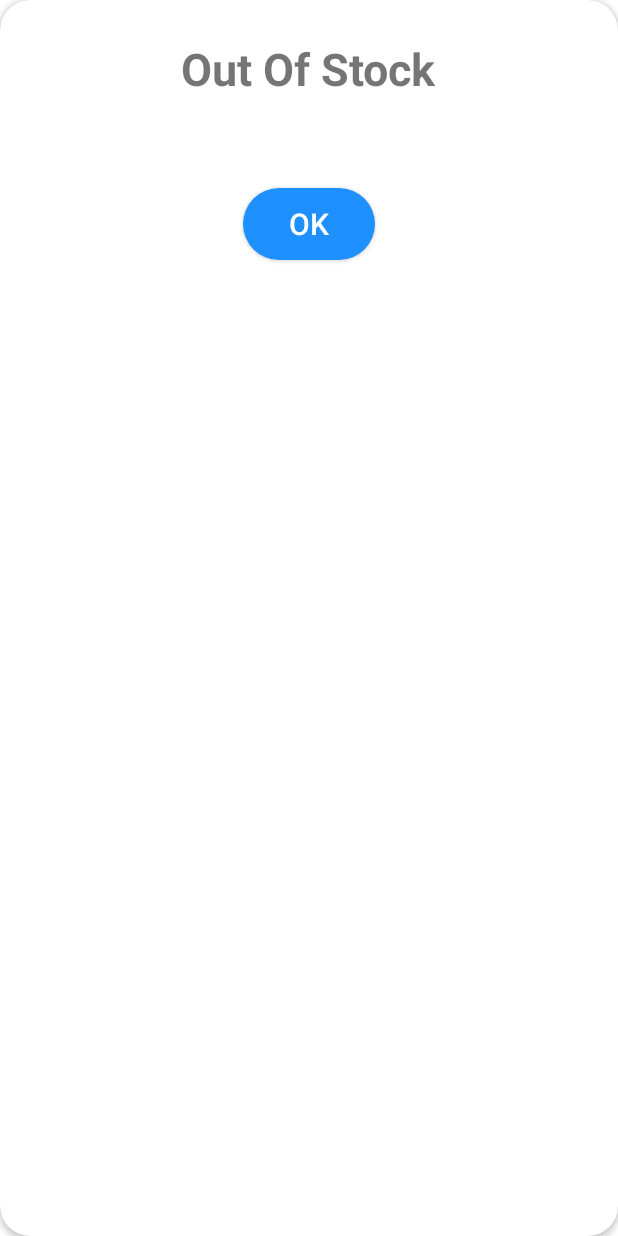
After one commit to angelaho18/POS, an Android app: the layout alert_dialog_stock.xml on its own in the app's theme, with its tools: preview values and no code run, on a phone screen of 412 x 824 dp. The commit adds this screen. Run offline under Robolectric (Android 15) with nearby library versions, the phone set to English and light mode, and no system bars.

Commit message:
Custom Dialog added

```diff
--- a/app/src/main/java/com/example/pointofsale/ServiceStock.kt
+++ b/app/src/main/java/com/example/pointofsale/ServiceStock.kt
@@ -17,6 +17,8 @@ class ServiceStock : Service() {
         mp.isLooping = true
         mp.setVolume(0.5f, 0.5f)
         mp.start()
+
+        Toast.makeText(this, "bla", Toast.LENGTH_SHORT).show()
         return START_STICKY
     }
 
--- /dev/null
+++ b/app/src/main/res/drawable/btn_alert_stock.xml
@@ -0,0 +1,9 @@
+<?xml version="1.0" encoding="utf-8"?>
+<selector xmlns:android="http://schemas.android.com/apk/res/android">
+    <item>
+        <shape>
+            <solid android:color="@color/blue"/>
+                <corners android:radius="45dp"/>
+        </shape>
+    </item>
+</selector>
--- /dev/null
+++ b/app/src/main/res/layout/alert_dialog_stock.xml
@@ -0,0 +1,55 @@
+<?xml version="1.0" encoding="utf-8"?>
+<LinearLayout xmlns:android="http://schemas.android.com/apk/res/android"
+    android:layout_width="match_parent"
+    android:layout_height="match_parent"
+    xmlns:app="http://schemas.android.com/apk/res-auto">
+
+    <androidx.cardview.widget.CardView
+        android:layout_width="match_parent"
+        android:layout_height="match_parent"
+        app:cardCornerRadius = "20dp">
+
+        <LinearLayout
+            android:layout_width="match_parent"
+            android:layout_height="match_parent"
+            android:orientation="vertical">
+
+            <TextView
+                android:layout_width="wrap_content"
+                android:layout_height="wrap_content"
+                android:layout_gravity="center_horizontal"
+                android:textStyle="bold"
+                android:textSize="30sp"
+                android:text="Out Of Stock"
+                android:layout_marginTop="25dp">
+
+            </TextView>
+
+            <TextView
+                android:id="@+id/listBarang"
+                android:layout_width="wrap_content"
+                android:layout_height="wrap_content"
+                android:layout_gravity="center_horizontal"
+                android:layout_marginTop="20dp">
+
+            </TextView>
+
+            <android.widget.Button
+                android:id="@+id/alertStockBut"
+                android:layout_width="wrap_content"
+                android:layout_height="wrap_content"
+                android:layout_gravity="center_horizontal"
+                android:layout_marginTop="20dp"
+                android:layout_marginBottom="20dp"
+                android:text="OK"
+                android:textSize="20sp"
+                android:textColor="@color/white"
+                android:background="@drawable/btn_alert_stock">
+
+            </android.widget.Button>
+
+        </LinearLayout>
+
+    </androidx.cardview.widget.CardView>
+
+</LinearLayout>
--- a/app/src/main/res/layout/fragment_list.xml
+++ b/app/src/main/res/layout/fragment_list.xml
@@ -80,7 +80,6 @@
         android:layout_width="match_parent"
         android:layout_height="wrap_content"
         android:layout_marginTop="25dp"
-        android:paddingBottom="100dp"
         android:paddingLeft="15dp"
         android:paddingRight="15dp"/>
 
```
Also changed, not shown: app/src/main/java/com/example/pointofsale/fragments/fragment_list.kt (+38 -24 lines).
